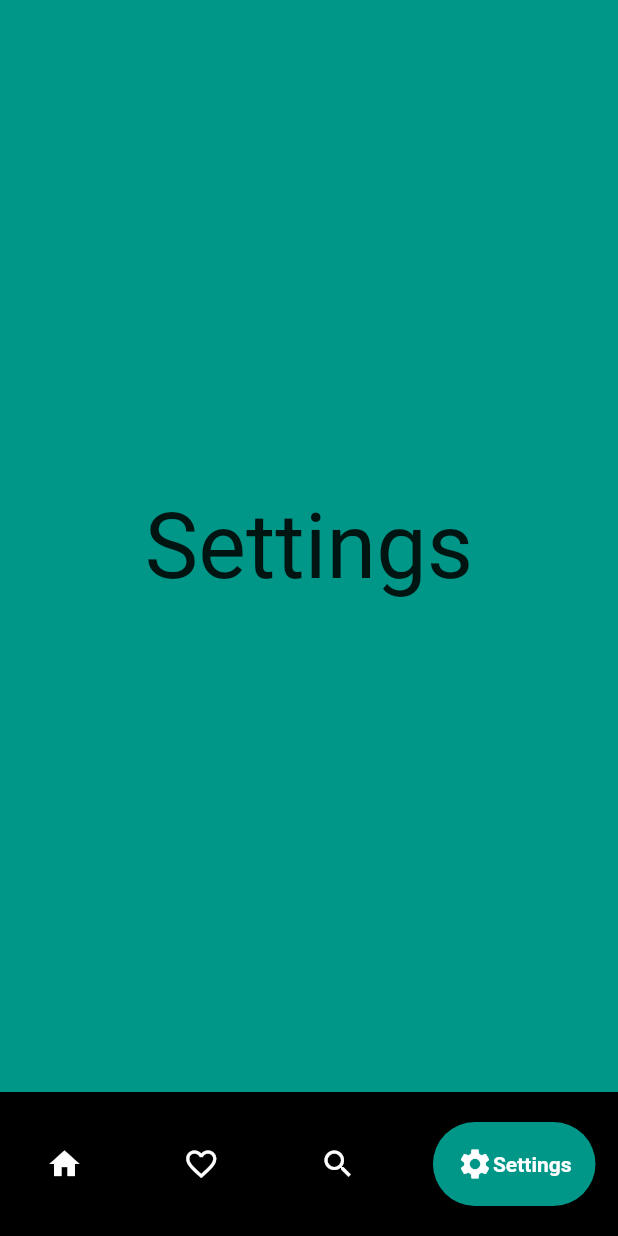
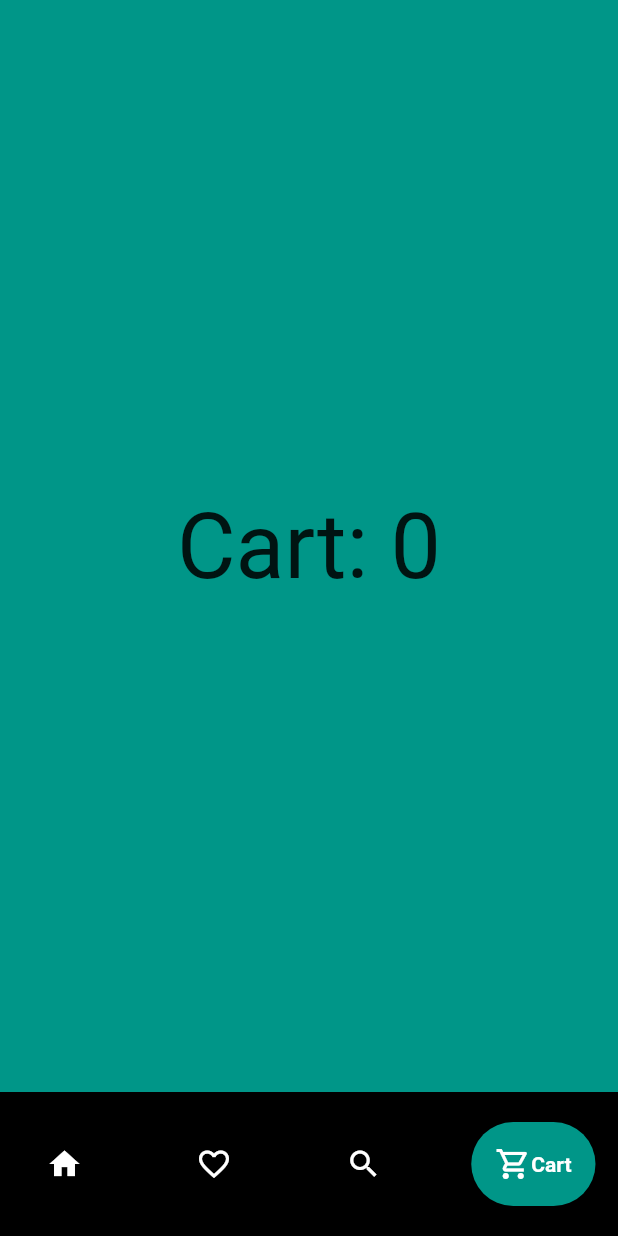
Before and after one commit to utsobe/my-demo-flutter-app, a Flutter app: the screen it shows after launch, item 4 of the bottom bar chosen, on a phone screen of 412 x 824 dp. Run offline on Flutter 3.47's test engine with Material 2 defaults, Android fonts, the phone set to English and light mode, and no system bars; drawn by our look-alikes of google_nav_bar; our stand-ins replace badges, get.

Commit message:
cart functionality added and counting product from cart

```diff
--- a/lib/controllers/cart_controller.dart
+++ b/lib/controllers/cart_controller.dart
@@ -4,6 +4,7 @@ import 'package:my_demo_flutter_app/modals/product.dart';
 class CartController extends GetxController {
   var cartItems = <Product>[].obs;
   double get totalPrice => cartItems.fold(0, (sum, item) => sum + item.price);
+  int get count => cartItems.length;
 
   addToCart(Product product) {
     cartItems.add(product);
--- a/lib/homepage.dart
+++ b/lib/homepage.dart
@@ -1,7 +1,10 @@
+import 'package:badges/badges.dart';
 import 'package:flutter/material.dart';
 import 'package:flutter/src/widgets/container.dart';
 import 'package:flutter/src/widgets/framework.dart';
+import 'package:get/get.dart';
 import 'package:google_nav_bar/google_nav_bar.dart';
+import 'package:my_demo_flutter_app/controllers/cart_controller.dart';
 import 'package:my_demo_flutter_app/views/shopping_page.dart';
 
 class HomePage extends StatefulWidget {
@@ -27,10 +30,14 @@ class _HomePageState extends State<HomePage> {
       ),
     ),
     Center(
-      child: Text(
-        'Settings',
-        style: TextStyle(fontSize: 60),
-      ),
+      child: GetX<CartController>(builder: (controller) {
+        return Text(
+          'Cart: ${controller.count}',
+          style: TextStyle(
+            fontSize: 60,
+          ),
+        );
+      }),
     ),
   ];
 
@@ -72,8 +79,22 @@ class _HomePageState extends State<HomePage> {
                 text: 'Search',
               ),
               GButton(
-                icon: Icons.settings,
-                text: 'Settings',
+                icon: Icons.shopping_cart_outlined,
+                text: 'Cart',
+                leading: currentScreen == 3
+                    ? null
+                    : Badge(
+                        badgeColor: Colors.amber,
+                        position: BadgePosition.topEnd(top: -12, end: -12),
+                        badgeContent:
+                            GetX<CartController>(builder: (controller) {
+                          return Text('${controller.count}');
+                        }),
+                        child: Icon(
+                          Icons.shopping_cart_outlined,
+                          color: Colors.white,
+                        ),
+                      ),
               ),
             ],
           ),
--- a/pubspec.yaml
+++ b/pubspec.yaml
@@ -15,6 +15,7 @@ dependencies:
   cupertino_icons: ^1.0.2
   google_nav_bar: ^5.0.6
   get: ^4.6.5
+  badges: ^2.0.3
 
 dev_dependencies:
   flutter_test:
```
Also changed, not shown: pubspec.lock.
